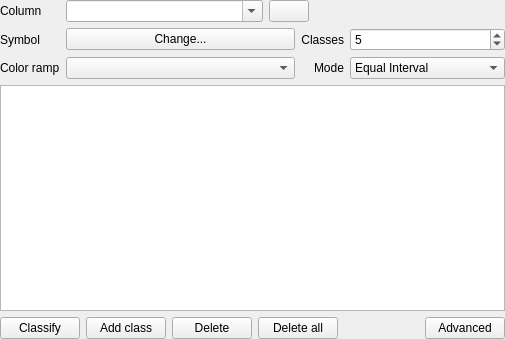
The window that src/ui/qgsgraduatedsymbolrendererv2widget.ui (qgis/QGIS) describes before a commit, drawn with Qt 5.
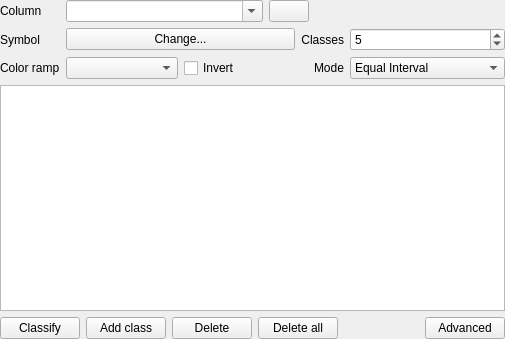
The same window after the commit. Icons and pictures are not drawn. Custom widgets are drawn as their Qt base class.

Commit message: add checkbox to invert color ramps in graduated and categorized symbology

Patch:
```diff
--- a/src/ui/qgsgraduatedsymbolrendererv2widget.ui
+++ b/src/ui/qgsgraduatedsymbolrendererv2widget.ui
@@ -39,9 +39,6 @@
        </property>
       </widget>
      </item>
-     <item row="5" column="1">
-      <widget class="QgsColorRampComboBox" name="cboGraduatedColorRamp"/>
-     </item>
      <item row="5" column="3">
       <widget class="QComboBox" name="cboGraduatedMode">
        <item>
@@ -192,6 +189,20 @@
        </item>
       </layout>
      </item>
+     <item row="5" column="1">
+      <layout class="QHBoxLayout" name="horizontalLayout_2">
+       <item>
+        <widget class="QgsColorRampComboBox" name="cboGraduatedColorRamp"/>
+       </item>
+       <item>
+        <widget class="QCheckBox" name="cbxInvertedColorRamp">
+         <property name="text">
+          <string>Invert</string>
+         </property>
+        </widget>
+       </item>
+      </layout>
+     </item>
     </layout>
    </item>
    <item>
```
Left out of the diff: 1 changed line with no effect on the pictures. The commit also changes 7 other files.
